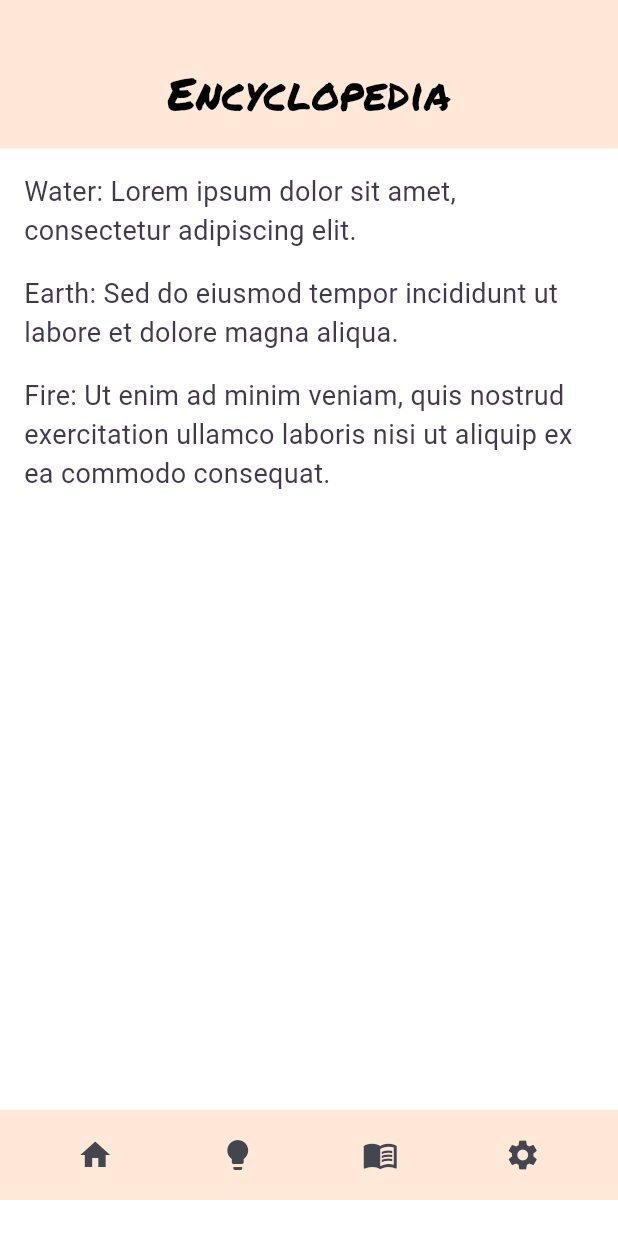
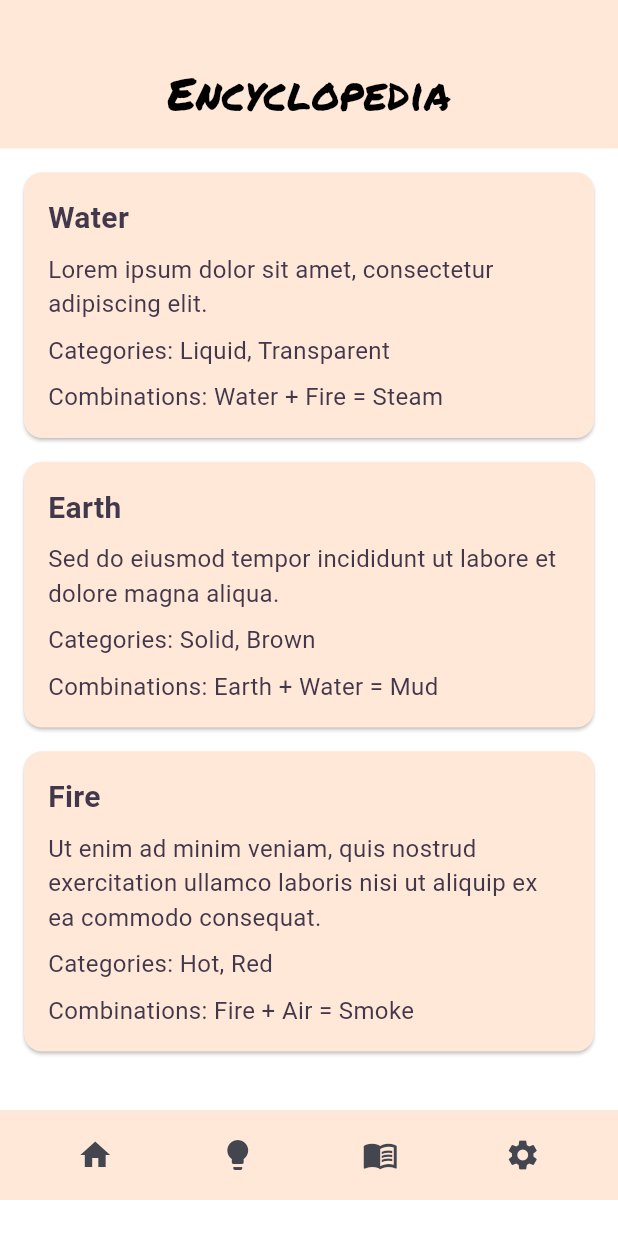
Before and after one commit to h0nu/585-group8, a Flutter app: the EncyclopediaScreen screen opened by its route, on a phone screen of 412 x 824 dp. Run offline on Flutter 3.47's test engine with Material 3 defaults, Android fonts, the phone set to English and light mode, and no system bars; our stand-ins replace audioplayers, firebase_core, firebase_crashlytics, go_router, shared_preferences; missing offline and left inert: games_services; accounts and stored records are empty.

Commit message:
encyclopedia page

```diff
--- a/lib/src/level_selection/encyclopedia.dart
+++ b/lib/src/level_selection/encyclopedia.dart
@@ -8,6 +8,43 @@ import '../style/palette.dart';
 
 class EncyclopediaScreen extends StatelessWidget {
   const EncyclopediaScreen({Key? key}) : super(key: key);
+
+  // Helper method to create a card for each element
+  Widget _buildElementCard(String title, String description, String category, String combination) {
+    final Color cardBackgroundColor = Color.fromRGBO(255, 232, 215, 1.0); // Adjust the alpha value as needed
+    return Card(
+      elevation: 1,
+      margin: const EdgeInsets.only(bottom: 16),
+      color: cardBackgroundColor,
+      child: Padding(
+        padding: const EdgeInsets.all(16),
+        child: Column(
+          crossAxisAlignment: CrossAxisAlignment.start,
+          children: [
+            Text(
+              title,
+              style: TextStyle(fontSize: 20, fontWeight: FontWeight.bold),
+            ),
+            SizedBox(height: 8),
+            Text(
+              description,
+              style: TextStyle(fontSize: 16),
+            ),
+            SizedBox(height: 8),
+            Text(
+              'Categories: $category',
+              style: TextStyle(fontSize: 16),
+            ),
+            SizedBox(height: 8),
+            Text(
+              'Combinations: $combination',
+              style: TextStyle(fontSize: 16),
+            ),
+          ],
+        ),
+      ),
+    );
+  }
 
   @override
   Widget build(BuildContext context) {
@@ -23,7 +60,7 @@ class EncyclopediaScreen extends StatelessWidget {
           Container(
             alignment: Alignment.center,
             color: palette.backgroundSettings,
-            padding: const EdgeInsets.fromLTRB(16, 40, 16, 16), // Adjust top padding
+            padding: const EdgeInsets.fromLTRB(16, 40, 16, 16),
             child: Text(
               'Encyclopedia',
               style: TextStyle(
@@ -40,22 +77,26 @@ class EncyclopediaScreen extends StatelessWidget {
                   padding: const EdgeInsets.all(16),
                   child: Column(
                     crossAxisAlignment: CrossAxisAlignment.start,
-                      children: const [
-                        Text(
-                          'Water: Lorem ipsum dolor sit amet, consectetur adipiscing elit.',
-                          style: TextStyle(fontSize: 18),
+                    children: [
+                      _buildElementCard(
+                        'Water',
+                        'Lorem ipsum dolor sit amet, consectetur adipiscing elit.',
+                        'Liquid, Transparent',
+                        'Water + Fire = Steam',
                       ),
-                        SizedBox(height: 16),
-                        Text(
-                          'Earth: Sed do eiusmod tempor incididunt ut labore et dolore magna aliqua.',
-                          style: TextStyle(fontSize: 18),
+                      _buildElementCard(
+                        'Earth',
+                        'Sed do eiusmod tempor incididunt ut labore et dolore magna aliqua.',
+                        'Solid, Brown',
+                        'Earth + Water = Mud',
                       ),
-                        SizedBox(height: 16),
-                        Text(
-                          'Fire: Ut enim ad minim veniam, quis nostrud exercitation ullamco laboris nisi ut aliquip ex ea commodo consequat.',
-                          style: TextStyle(fontSize: 18),
+                      _buildElementCard(
+                        'Fire',
+                        'Ut enim ad minim veniam, quis nostrud exercitation ullamco laboris nisi ut aliquip ex ea commodo consequat.',
+                        'Hot, Red',
+                        'Fire + Air = Smoke',
                       ),
-                        // Add more content as needed
+                      // Add more cards as needed
                     ],
                   ),
                 ),
--- a/lib/src/style/palette.dart
+++ b/lib/src/style/palette.dart
@@ -39,4 +39,5 @@ class Palette {
   Color get backgroundMenu => Color.fromRGBO(255,232,215,1); //Menu color
   Color get backgroundEncyclopedia => Colors.white; //Encyclopedia page color
   Color get backgroundPlayButton => Color.fromRGBO(7,204,222,.87);
+  Color get cardBackgroundColor => Color.fromRGBO(255, 232, 215, 0.7);
 }
```
Lines whose indentation alone changed are shown as unchanged.
